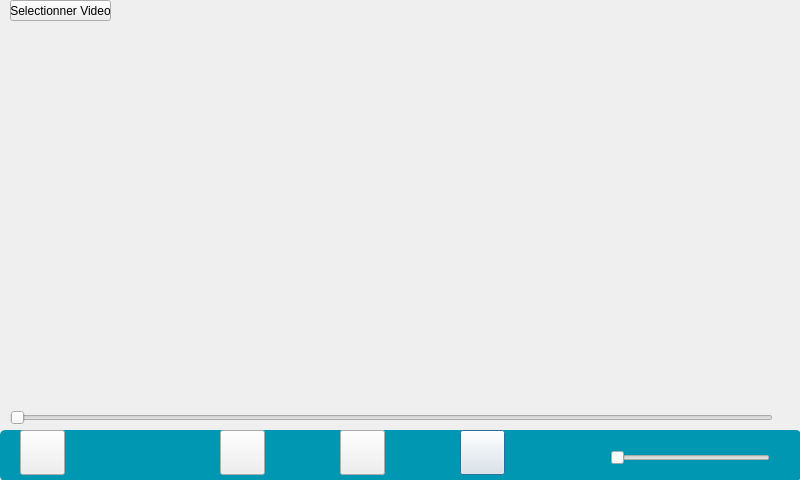
Before: the Qt Designer form InterfaceEleve/interfacevideo.ui in Sam-Depardieu/Labo-de-langue, drawn with Qt 5.
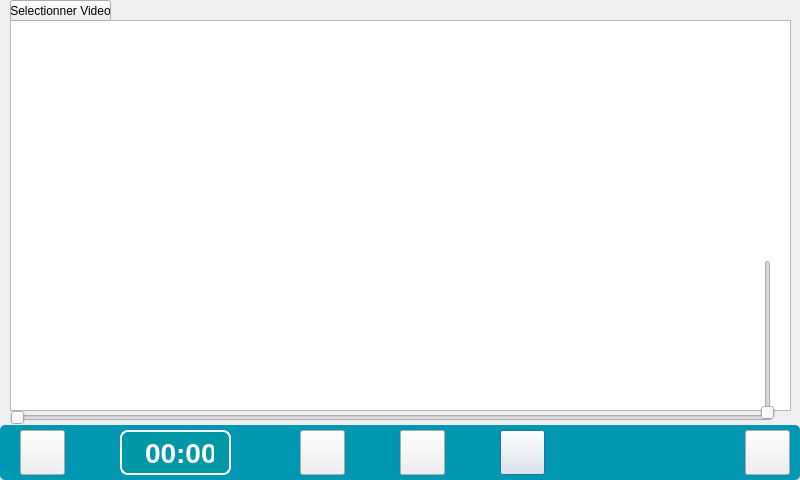
After: the same form once the commit is applied.

The edit to the form file:
```diff
--- a/InterfaceEleve/interfacevideo.ui
+++ b/InterfaceEleve/interfacevideo.ui
@@ -16,7 +16,7 @@
   <widget class="QPushButton" name="pushButton_Apres10">
    <property name="geometry">
     <rect>
-     <x>460</x>
+     <x>500</x>
      <y>430</y>
      <width>45</width>
      <height>45</height>
@@ -29,7 +29,7 @@
   <widget class="QPushButton" name="pushButton_Play">
    <property name="geometry">
     <rect>
-     <x>340</x>
+     <x>400</x>
      <y>430</y>
      <width>45</width>
      <height>45</height>
@@ -42,7 +42,7 @@
   <widget class="QPushButton" name="pushButton_Pause">
    <property name="geometry">
     <rect>
-     <x>340</x>
+     <x>400</x>
      <y>430</y>
      <width>45</width>
      <height>45</height>
@@ -55,7 +55,7 @@
   <widget class="QPushButton" name="pushButton_Avant10">
    <property name="geometry">
     <rect>
-     <x>220</x>
+     <x>300</x>
      <y>430</y>
      <width>45</width>
      <height>45</height>
@@ -78,37 +78,13 @@
     <string>Selectionner Video</string>
    </property>
   </widget>
-  <widget class="QWidget" name="widgetVideo" native="true">
-   <property name="geometry">
-    <rect>
-     <x>10</x>
-     <y>20</y>
-     <width>781</width>
-     <height>391</height>
-    </rect>
-   </property>
-   <layout class="QVBoxLayout" name="verticalLayout"/>
-  </widget>
-  <widget class="QSlider" name="horizontalSlider_sonVideo">
-   <property name="geometry">
-    <rect>
-     <x>610</x>
-     <y>450</y>
-     <width>160</width>
-     <height>16</height>
-    </rect>
-   </property>
-   <property name="orientation">
-    <enum>Qt::Horizontal</enum>
-   </property>
-  </widget>
   <widget class="QPushButton" name="pushButton_3">
    <property name="geometry">
     <rect>
      <x>0</x>
-     <y>430</y>
-     <width>801</width>
-     <height>51</height>
+     <y>425</y>
+     <width>800</width>
+     <height>55</height>
     </rect>
    </property>
    <property name="styleSheet">
@@ -134,7 +110,7 @@
     </rect>
    </property>
    <property name="orientation">
-    <enum>Qt::Horizontal</enum>
+    <enum>Qt::Orientation::Horizontal</enum>
    </property>
   </widget>
   <widget class="QPushButton" name="pushButtonReset">
@@ -150,16 +126,88 @@
     <string/>
    </property>
   </widget>
+  <widget class="QLabel" name="chronoLabel">
+   <property name="geometry">
+    <rect>
+     <x>120</x>
+     <y>430</y>
+     <width>111</width>
+     <height>45</height>
+    </rect>
+   </property>
+   <property name="font">
+    <font>
+     <family>Segoe UI</family>
+     <pointsize>-1</pointsize>
+     <bold>true</bold>
+    </font>
+   </property>
+   <property name="styleSheet">
+    <string notr="true">QLabel {
+    background-color: #0097a7; /* même ton bleu-vert que ta barre */
+    color: white;
+    border: 2px solid white;
+    border-radius: 8px;
+    font-family: &quot;Segoe UI&quot;, &quot;Arial&quot;, sans-serif;
+    font-weight: bold;
+    font-size: 28px;
+    padding: 5px 15px;
+    qproperty-alignment: 'AlignCenter';
+}
+</string>
+   </property>
+   <property name="text">
+    <string>00:00</string>
+   </property>
+  </widget>
+  <widget class="QSlider" name="verticalSlider_sonVideo">
+   <property name="geometry">
+    <rect>
+     <x>760</x>
+     <y>260</y>
+     <width>16</width>
+     <height>160</height>
+    </rect>
+   </property>
+   <property name="orientation">
+    <enum>Qt::Orientation::Vertical</enum>
+   </property>
+  </widget>
+  <widget class="QPushButton" name="pushButton_Son">
+   <property name="geometry">
+    <rect>
+     <x>745</x>
+     <y>430</y>
+     <width>45</width>
+     <height>45</height>
+    </rect>
+   </property>
+   <property name="text">
+    <string/>
+   </property>
+  </widget>
+  <widget class="QGraphicsView" name="graphicsView">
+   <property name="geometry">
+    <rect>
+     <x>10</x>
+     <y>20</y>
+     <width>781</width>
+     <height>391</height>
+    </rect>
+   </property>
+  </widget>
+  <zorder>graphicsView</zorder>
   <zorder>pushButton_3</zorder>
   <zorder>pushButton_Apres10</zorder>
   <zorder>pushButton_Play</zorder>
   <zorder>pushButton_Pause</zorder>
   <zorder>pushButton_Avant10</zorder>
   <zorder>pushButton_SelectVideo</zorder>
-  <zorder>widgetVideo</zorder>
-  <zorder>horizontalSlider_sonVideo</zorder>
   <zorder>horizontalSlider</zorder>
   <zorder>pushButtonReset</zorder>
+  <zorder>chronoLabel</zorder>
+  <zorder>pushButton_Son</zorder>
+  <zorder>verticalSlider_sonVideo</zorder>
  </widget>
  <resources/>
  <connections/>
```
